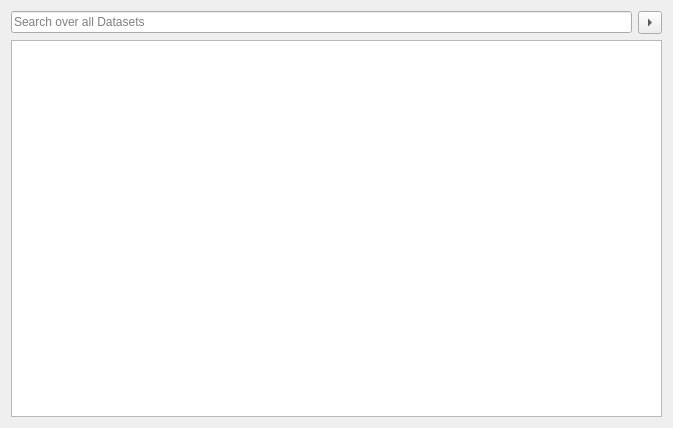
LukyLuke/PiTres, file forms/userlist.ui: the form before one commit.
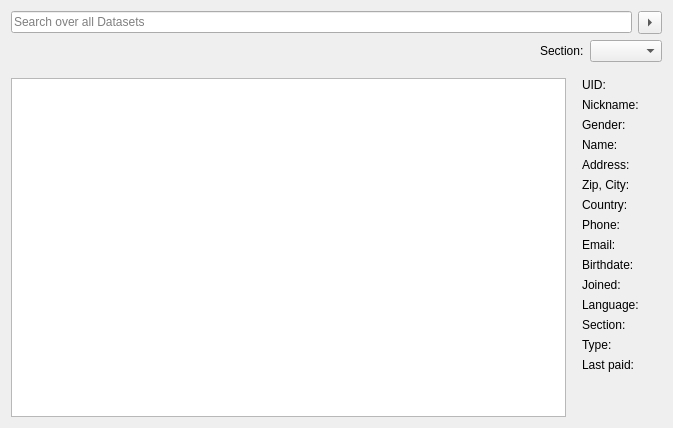
The form after the commit.

```diff
--- a/forms/userlist.ui
+++ b/forms/userlist.ui
@@ -51,20 +51,281 @@
     </layout>
    </item>
    <item>
-    <widget class="QTableView" name="tableView">
-     <property name="sortingEnabled">
-      <bool>true</bool>
+    <layout class="QHBoxLayout" name="horizontalLayout_2">
+     <item>
+      <spacer name="horizontalSpacer">
+       <property name="orientation">
+        <enum>Qt::Horizontal</enum>
+       </property>
+       <property name="sizeHint" stdset="0">
+        <size>
+         <width>40</width>
+         <height>20</height>
+        </size>
+       </property>
+      </spacer>
+     </item>
+     <item>
+      <widget class="QLabel" name="label">
+       <property name="text">
+        <string>Section:</string>
+       </property>
+      </widget>
+     </item>
+     <item>
+      <widget class="QComboBox" name="selectSection"/>
+     </item>
+    </layout>
+   </item>
+   <item>
+    <layout class="QHBoxLayout" name="horizontalLayout_3">
+     <property name="topMargin">
+      <number>10</number>
      </property>
-     <attribute name="horizontalHeaderCascadingSectionResizes">
-      <bool>false</bool>
-     </attribute>
-     <attribute name="horizontalHeaderStretchLastSection">
-      <bool>true</bool>
-     </attribute>
-     <attribute name="verticalHeaderVisible">
-      <bool>false</bool>
-     </attribute>
-    </widget>
+     <item>
+      <widget class="QTableView" name="tableView">
+       <property name="sortingEnabled">
+        <bool>true</bool>
+       </property>
+       <attribute name="horizontalHeaderStretchLastSection">
+        <bool>true</bool>
+       </attribute>
+      </widget>
+     </item>
+     <item>
+      <layout class="QGridLayout" name="gridLayout">
+       <property name="leftMargin">
+        <number>10</number>
+       </property>
+       <property name="rightMargin">
+        <number>10</number>
+       </property>
+       <item row="0" column="1">
+        <widget class="QLabel" name="label_2">
+         <property name="text">
+          <string>UID:</string>
+         </property>
+        </widget>
+       </item>
+       <item row="1" column="1">
+        <widget class="QLabel" name="label_3">
+         <property name="text">
+          <string>Nickname:</string>
+         </property>
+        </widget>
+       </item>
+       <item row="3" column="1">
+        <widget class="QLabel" name="label_4">
+         <property name="text">
+          <string>Name:</string>
+         </property>
+        </widget>
+       </item>
+       <item row="4" column="1">
+        <widget class="QLabel" name="label_5">
+         <property name="text">
+          <string>Address:</string>
+         </property>
+        </widget>
+       </item>
+       <item row="5" column="1">
+        <widget class="QLabel" name="label_6">
+         <property name="text">
+          <string>Zip, City:</string>
+         </property>
+        </widget>
+       </item>
+       <item row="7" column="1">
+        <widget class="QLabel" name="label_7">
+         <property name="text">
+          <string>Phone:</string>
+         </property>
+        </widget>
+       </item>
+       <item row="8" column="1">
+        <widget class="QLabel" name="label_8">
+         <property name="text">
+          <string>Email:</string>
+         </property>
+        </widget>
+       </item>
+       <item row="10" column="1">
+        <widget class="QLabel" name="label_9">
+         <property name="text">
+          <string>Joined:</string>
+         </property>
+        </widget>
+       </item>
+       <item row="9" column="1">
+        <widget class="QLabel" name="label_10">
+         <property name="text">
+          <string>Birthdate:</string>
+         </property>
+        </widget>
+       </item>
+       <item row="14" column="1">
+        <widget class="QLabel" name="label_11">
+         <property name="text">
+          <string>Last paid:</string>
+         </property>
+        </widget>
+       </item>
+       <item row="15" column="1">
+        <spacer name="verticalSpacer">
+         <property name="orientation">
+          <enum>Qt::Vertical</enum>
+         </property>
+         <property name="sizeHint" stdset="0">
+          <size>
+           <width>20</width>
+           <height>40</height>
+          </size>
+         </property>
+        </spacer>
+       </item>
+       <item row="0" column="2">
+        <widget class="QLabel" name="detailUid">
+         <property name="text">
+          <string/>
+         </property>
+        </widget>
+       </item>
+       <item row="1" column="2">
+        <widget class="QLabel" name="detailNickname">
+         <property name="text">
+          <string/>
+         </property>
+        </widget>
+       </item>
+       <item row="3" column="2">
+        <widget class="QLabel" name="detailName">
+         <property name="text">
+          <string/>
+         </property>
+        </widget>
+       </item>
+       <item row="4" column="2">
+        <widget class="QLabel" name="detailAddress">
+         <property name="text">
+          <string/>
+         </property>
+        </widget>
+       </item>
+       <item row="5" column="2">
+        <widget class="QLabel" name="detailZipCity">
+         <property name="text">
+          <string/>
+         </property>
+        </widget>
+       </item>
+       <item row="7" column="2">
+        <widget class="QLabel" name="detailTelephone">
+         <property name="text">
+          <string/>
+         </property>
+        </widget>
+       </item>
+       <item row="8" column="2">
+        <widget class="QLabel" name="detailEmail">
+         <property name="text">
+          <string/>
+         </property>
+        </widget>
+       </item>
+       <item row="9" column="2">
+        <widget class="QLabel" name="detailBirthday">
+         <property name="text">
+          <string/>
+         </property>
+        </widget>
+       </item>
+       <item row="10" column="2">
+        <widget class="QLabel" name="detailJoined">
+         <property name="text">
+          <string/>
+         </property>
+        </widget>
+       </item>
+       <item row="14" column="2">
+        <widget class="QLabel" name="detailPaidDate">
+         <property name="text">
+          <string/>
+         </property>
+        </widget>
+       </item>
+       <item row="2" column="1">
+        <widget class="QLabel" name="label_12">
+         <property name="text">
+          <string>Gender:</string>
+         </property>
+        </widget>
+       </item>
+       <item row="2" column="2">
+        <widget class="QLabel" name="detailGender">
+         <property name="text">
+          <string/>
+         </property>
+        </widget>
+       </item>
+       <item row="13" column="1">
+        <widget class="QLabel" name="label_13">
+         <property name="text">
+          <string>Type:</string>
+         </property>
+        </widget>
+       </item>
+       <item row="13" column="2">
+        <widget class="QLabel" name="detailContributionClass">
+         <property name="text">
+          <string/>
+         </property>
+        </widget>
+       </item>
+       <item row="11" column="1">
+        <widget class="QLabel" name="label_14">
+         <property name="text">
+          <string>Language:</string>
+         </property>
+        </widget>
+       </item>
+       <item row="11" column="2">
+        <widget class="QLabel" name="detailLanguage">
+         <property name="text">
+          <string/>
+         </property>
+        </widget>
+       </item>
+       <item row="6" column="1">
+        <widget class="QLabel" name="label_15">
+         <property name="text">
+          <string>Country:</string>
+         </property>
+        </widget>
+       </item>
+       <item row="6" column="2">
+        <widget class="QLabel" name="detailCountry">
+         <property name="text">
+          <string/>
+         </property>
+        </widget>
+       </item>
+       <item row="12" column="1">
+        <widget class="QLabel" name="label_16">
+         <property name="text">
+          <string>Section:</string>
+         </property>
+        </widget>
+       </item>
+       <item row="12" column="2">
+        <widget class="QLabel" name="detailSection">
+         <property name="text">
+          <string/>
+         </property>
+        </widget>
+       </item>
+      </layout>
+     </item>
+    </layout>
    </item>
   </layout>
  </widget>
```
